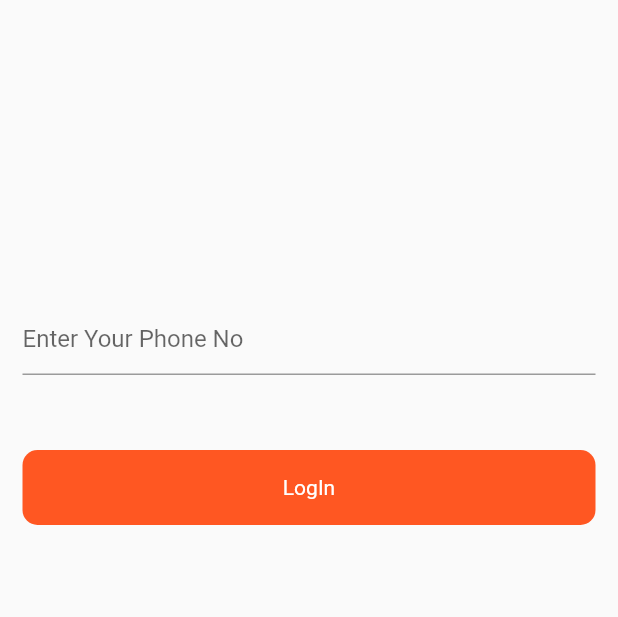
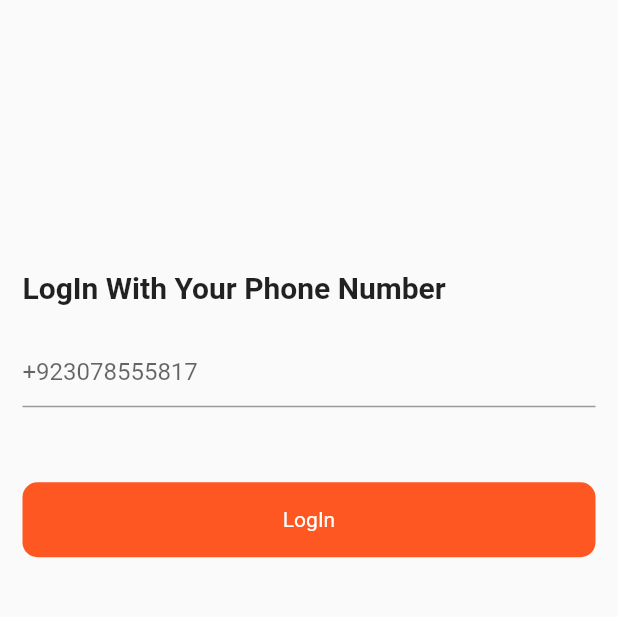
Before and after one commit to mudakkirafridi/Flutter-Firebase, a Flutter app: the PhoneNOScreen screen opened directly, after a tap on "LogIn", on a phone screen of 412 x 824 dp, the part 246-863 px from its top. Run offline on Flutter 3.47's test engine with Material 2 defaults, Android fonts, the phone set to English and light mode, and no system bars; our stand-ins replace firebase_auth, firebase_core, fluttertoast; accounts and stored records are empty; network calls fail.

Commit message:
just complete of phone number

```diff
--- a/lib/pages/phone-login-screen.dart
+++ b/lib/pages/phone-login-screen.dart
@@ -26,26 +26,43 @@ class _MyWidgetState extends State<PhoneNOScreen> {
         padding: const EdgeInsets.symmetric(horizontal: 15),
         child: Column(
           mainAxisAlignment: MainAxisAlignment.center,
-          crossAxisAlignment: CrossAxisAlignment.center,
+          crossAxisAlignment: CrossAxisAlignment.start,
           children: [
+            const Text(
+              'LogIn With Your Phone Number ',
+              style: TextStyle(fontSize: 20, fontWeight: FontWeight.w700),
+            ),
+            const SizedBox(
+              height: 20,
+            ),
             TextFormField(
+              keyboardType: TextInputType.number,
               controller: phoneNumberController,
-              decoration:
-                  const InputDecoration(hintText: 'Enter Your Phone No'),
+              decoration: const InputDecoration(hintText: '+923078555817'),
             ),
             const SizedBox(
               height: 50,
             ),
             RoundButton(
                 title: "LogIn",
+                loading: loading,
                 onTap: () {
+                  setState(() {
+                    loading = true;
+                  });
                   auth.verifyPhoneNumber(
                       phoneNumber: phoneNumberController.text.toString(),
                       verificationCompleted: (context) {},
                       verificationFailed: (e) {
                         Utils().toastMessage(message: e.toString());
+                        setState(() {
+                          loading = false;
+                        });
                       },
                       codeSent: (String verificationId, int? token) {
+                        setState(() {
+                          loading = false;
+                        });
                         Navigator.push(
                             context,
                             MaterialPageRoute(
@@ -55,6 +72,9 @@ class _MyWidgetState extends State<PhoneNOScreen> {
                       },
                       codeAutoRetrievalTimeout: (e) {
                         Utils().toastMessage(message: e.toString());
+                        setState(() {
+                          loading = false;
+                        });
                       });
                 })
           ],
```
Also changed, not shown: lib/pages/code-screen.dart (+55 -3 lines).
